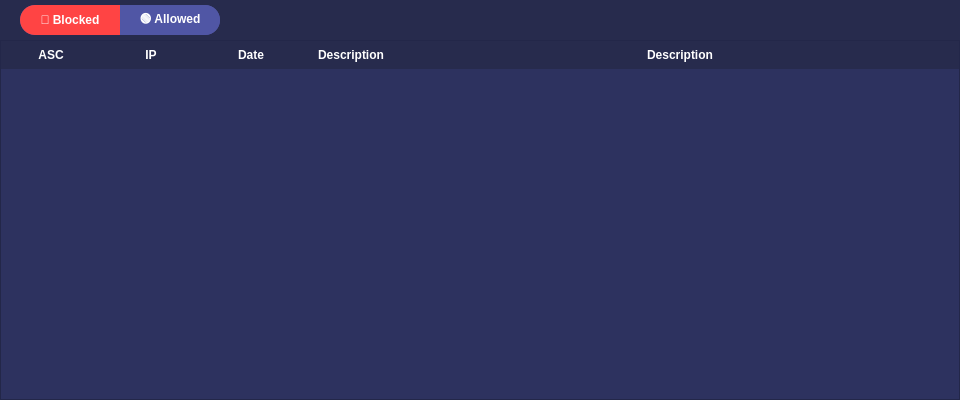
The window that components/page3/page3.ui (TF-LAVENDER/Lavender) describes before a commit, drawn with Qt 5.
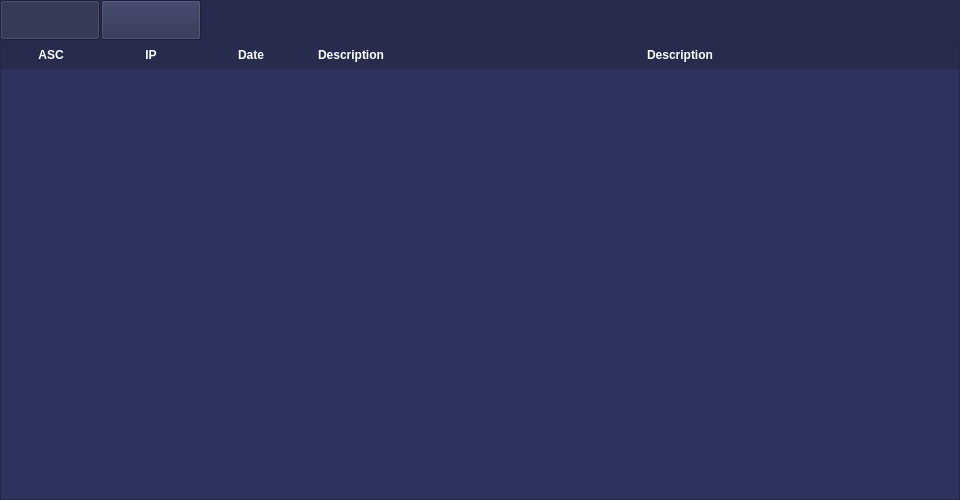
The same window after the commit. Icons and pictures are not drawn.

Commit message: fix : page3-buttons

```diff
--- a/components/page3/page3.ui
+++ b/components/page3/page3.ui
@@ -7,7 +7,7 @@
     <x>0</x>
     <y>0</y>
     <width>960</width>
-    <height>400</height>
+    <height>500</height>
    </rect>
   </property>
   <property name="windowTitle">
@@ -50,87 +50,32 @@
       <string notr="true">background-color: #272b4d;
 color: white;</string>
      </property>
-     <layout class="QHBoxLayout" name="headerLayout">
-      <property name="leftMargin">
-       <number>20</number>
-      </property>
-      <property name="topMargin">
-       <number>0</number>
-      </property>
-      <property name="rightMargin">
-       <number>20</number>
-      </property>
-      <property name="bottomMargin">
-       <number>0</number>
-      </property>
-      <item alignment="Qt::AlignmentFlag::AlignLeft">
-       <widget class="QWidget" name="toggleWidget" native="true">
-        <property name="minimumSize">
-         <size>
-          <width>200</width>
-          <height>30</height>
-         </size>
-        </property>
-        <property name="maximumSize">
-         <size>
-          <width>200</width>
-          <height>30</height>
-         </size>
-        </property>
-        <property name="styleSheet">
-         <string notr="true">background-color: #5056A5;
-border-radius: 15px;</string>
-        </property>
-        <layout class="QHBoxLayout" name="toggleLayout">
-         <property name="spacing">
-          <number>0</number>
-         </property>
-         <property name="leftMargin">
-          <number>0</number>
-         </property>
-         <property name="topMargin">
-          <number>0</number>
-         </property>
-         <property name="rightMargin">
-          <number>0</number>
-         </property>
-         <property name="bottomMargin">
-          <number>0</number>
-         </property>
-         <item>
           <widget class="QPushButton" name="blockedButton">
+      <property name="geometry">
+       <rect>
+        <x>0</x>
+        <y>0</y>
+        <width>100</width>
+        <height>40</height>
+       </rect>
+      </property>
            <property name="minimumSize">
             <size>
              <width>100</width>
-             <height>30</height>
+        <height>40</height>
             </size>
            </property>
            <property name="maximumSize">
             <size>
              <width>100</width>
-             <height>30</height>
+        <height>40</height>
             </size>
            </property>
            <property name="styleSheet">
-            <string notr="true">QPushButton {
-    background-color: #ff4444;
-    border-top-left-radius: 15px;
-    border-bottom-left-radius: 15px;
-    border-top-right-radius: 0px;
-    border-bottom-right-radius: 0px;
-    color: white;
-    font-weight: bold;
-    border: none;
-}
-QPushButton:hover {
-    background-color: #ff6666;
-}
-QPushButton:pressed {
-    background-color: #cc3333;
-}</string>
+       <string notr="true">border-image: url(&quot;components/page3/images/blocked_on.png&quot;)</string>
            </property>
            <property name="text">
-            <string>🔴 Blocked</string>
+       <string/>
            </property>
            <property name="checkable">
             <bool>true</bool>
@@ -139,44 +84,32 @@
             <bool>true</bool>
            </property>
           </widget>
-         </item>
-         <item>
           <widget class="QPushButton" name="allowedButton">
+      <property name="geometry">
+       <rect>
+        <x>101</x>
+        <y>0</y>
+        <width>100</width>
+        <height>40</height>
+       </rect>
+      </property>
            <property name="minimumSize">
             <size>
              <width>100</width>
-             <height>30</height>
+        <height>40</height>
             </size>
            </property>
            <property name="maximumSize">
             <size>
              <width>100</width>
-             <height>30</height>
+        <height>40</height>
             </size>
            </property>
            <property name="styleSheet">
-            <string notr="true">QPushButton {
-    background-color: #5056A5;
-    border-top-left-radius: 0px;
-    border-bottom-left-radius: 0px;
-    border-top-right-radius: 15px;
-    border-bottom-right-radius: 15px;
-    color: white;
-    font-weight: bold;
-    border: none;
-}
-QPushButton:hover {
-    background-color: #6066B5;
-}
-QPushButton:pressed {
-    background-color: #4046A5;
-}
-QPushButton:checked {
-    background-color: #44ff44;
-}</string>
+       <string notr="true">border-image: url(&quot;components/page3/images/allowed_off.png&quot;)</string>
            </property>
            <property name="text">
-            <string>🟢 Allowed</string>
+       <string/>
            </property>
            <property name="checkable">
             <bool>true</bool>
@@ -185,11 +118,6 @@
             <bool>false</bool>
            </property>
           </widget>
-         </item>
-        </layout>
-       </widget>
-      </item>
-     </layout>
     </widget>
    </item>
    <item>
```
Left out of the diff: 2 changed lines with no effect on the pictures. Lines whose indentation alone changed are shown as unchanged. The commit also changes 8 other files.
